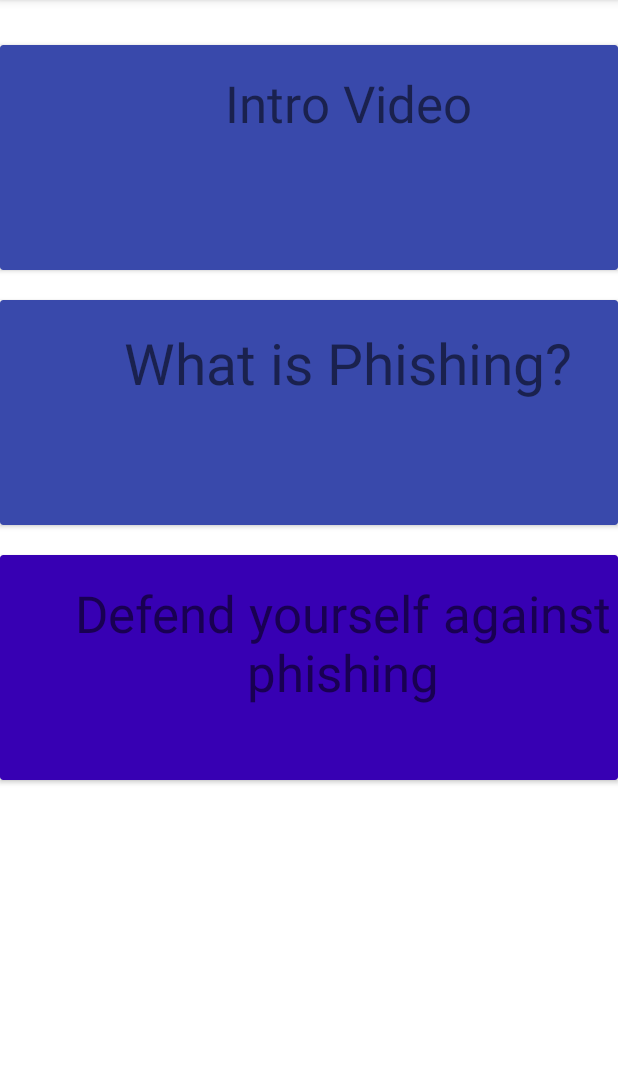
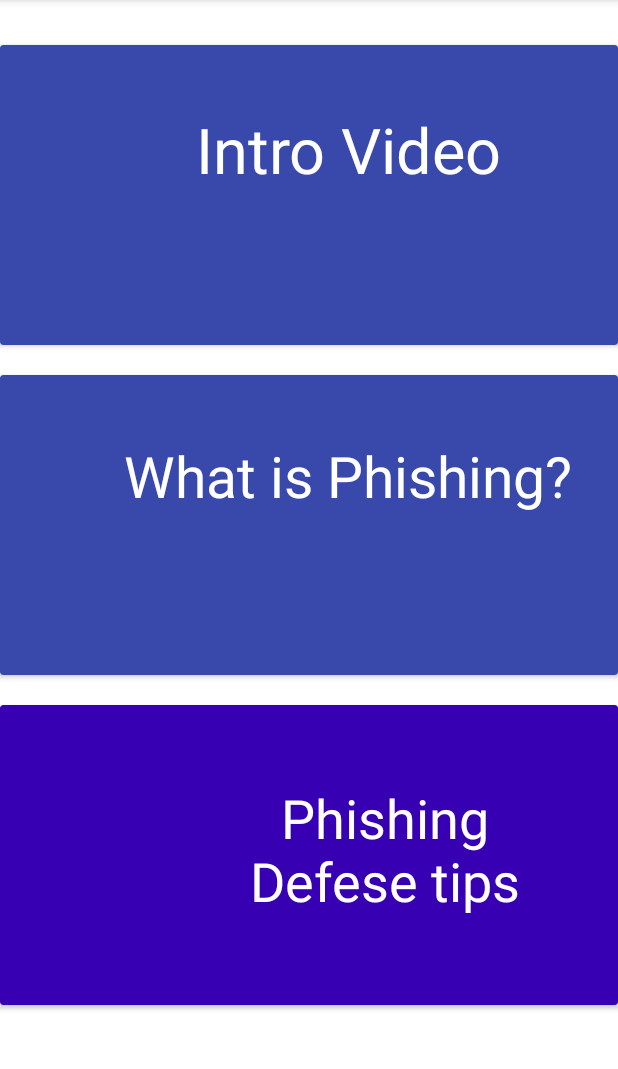
Before and after one commit to Banrey/phishingProtectionapp, an Android app: the Encyclopedia screen opened directly, with no data from a screen before it, on a phone screen of 412 x 824 dp, the part 84-1153 px from its top. Run offline under Robolectric (Android 15) with nearby library versions, the phone set to English and light mode, and no system bars.

Commit message:
Update activity_encyclopedia.xml

```diff
--- a/app/src/main/res/layout/activity_encyclopedia.xml
+++ b/app/src/main/res/layout/activity_encyclopedia.xml
@@ -22,7 +22,7 @@
             <ImageView
                 android:id="@+id/imageView"
                 android:layout_width="wrap_content"
-                android:layout_height="150dp"
+                android:layout_height="200dp"
                 android:layout_marginEnd="6dp"
                 android:adjustViewBounds="true"
                 android:padding="20dp"
@@ -40,7 +40,8 @@
                 android:layout_marginStart="6dp"
                 android:text="Intro Video"
                 android:textAlignment="center"
-                android:textSize="34sp"
+                android:textColor="#FFFFFF"
+                android:textSize="42sp"
                 app:layout_constraintBottom_toBottomOf="parent"
                 app:layout_constraintEnd_toEndOf="parent"
                 app:layout_constraintHorizontal_bias="0.0"
@@ -65,7 +66,7 @@
             <ImageView
                 android:id="@+id/imageView"
                 android:layout_width="wrap_content"
-                android:layout_height="150dp"
+                android:layout_height="200dp"
                 android:layout_marginEnd="6dp"
                 android:adjustViewBounds="true"
                 android:padding="20dp"
@@ -83,6 +84,7 @@
                 android:layout_marginStart="6dp"
                 android:text="What is Phishing?"
                 android:textAlignment="center"
+                android:textColor="#FFFFFF"
                 android:textSize="38sp"
                 app:layout_constraintBottom_toBottomOf="parent"
                 app:layout_constraintEnd_toEndOf="parent"
@@ -106,7 +108,7 @@
             <ImageView
                 android:id="@+id/imageView"
                 android:layout_width="wrap_content"
-                android:layout_height="150dp"
+                android:layout_height="200dp"
                 android:layout_marginEnd="6dp"
                 android:adjustViewBounds="true"
                 android:padding="20dp"
@@ -119,11 +121,12 @@
 
             <TextView
                 android:id="@+id/textView"
-                android:layout_width="0dp"
-                android:layout_height="118dp"
-                android:text="Defend yourself against phishing"
+                android:layout_width="199dp"
+                android:layout_height="99dp"
+                android:text="Phishing Defese tips"
                 android:textAlignment="center"
-                android:textSize="34sp"
+                android:textColor="#FFFFFF"
+                android:textSize="36sp"
                 app:layout_constraintBottom_toBottomOf="parent"
                 app:layout_constraintEnd_toEndOf="parent"
                 app:layout_constraintStart_toEndOf="@+id/imageView"
```
